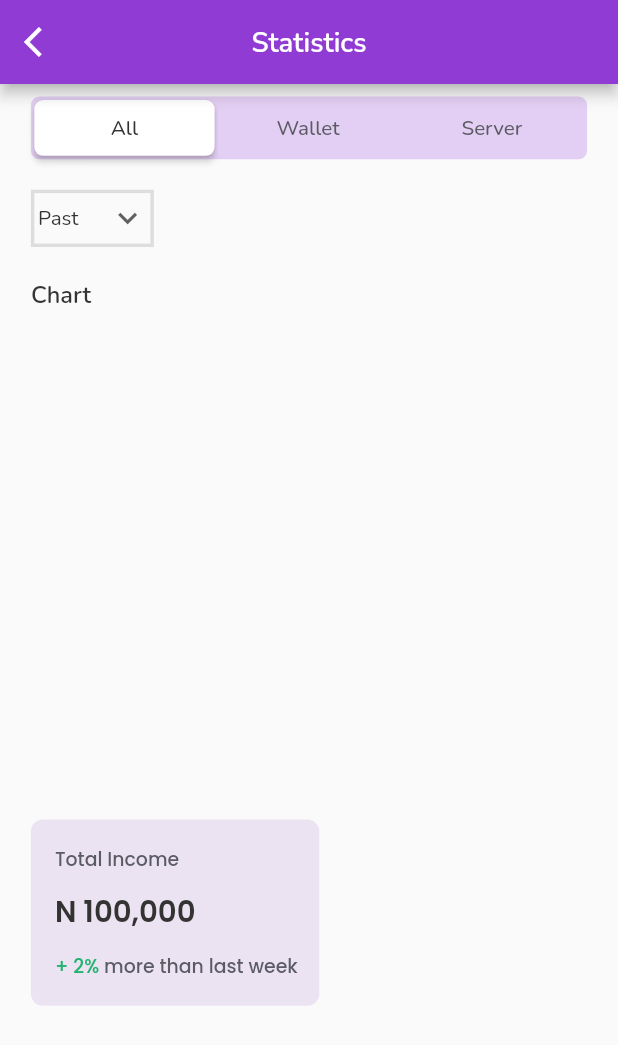
After one commit to Ire-oluwa/smecloud_v2, a Flutter app: the Statistics screen opened by its route, on a phone screen of 412 x 824 dp. The commit adds this screen. Shown: the top 1045 px of the screen. Run offline on Flutter 3.47's test engine with Material 2 defaults, Android fonts, the phone set to English and light mode, and no system bars; our stand-ins replace carousel_slider, flutter_screenutil, flutter_svg, font_awesome_flutter, google_fonts, shared_preferences and 1 more; missing offline and left inert: platform_device_id; accounts and stored records are empty.

Commit message:
created statistics screen without the line chart

```diff
--- a/lib/constants/app_constants.dart
+++ b/lib/constants/app_constants.dart
@@ -11,6 +11,7 @@ const kInActiveBlack = Color(0xFF5B5B66);
 const kDeeperBlack = Color(0xFF000000);
 const kPurpleText = Color(0xFF7010B8);
 const kVeryLightPurple = Color(0xFFE3CFF3);
+const kNormalGreen = Color(0xFF23B371);
 const kNormal = FontWeight.w400;
 const kMedium = FontWeight.w500;
 const kSemiBold = FontWeight.w600;
--- a/lib/main.dart
+++ b/lib/main.dart
@@ -18,6 +18,7 @@ import 'package:sme_cloud_version2/screens/sign_in/sign_in.dart';
 import 'package:sme_cloud_version2/screens/sign_up/sign_up.dart';
 import 'package:sme_cloud_version2/screens/splash/final_splash.dart';
 import 'package:sme_cloud_version2/screens/splash/initial_splash.dart';
+import 'package:sme_cloud_version2/screens/statistics/statistics.dart';
 import 'package:sme_cloud_version2/screens/vend_data/vend_data.dart';
 
 void main() {
@@ -63,6 +64,7 @@ class MyApp extends StatelessWidget {
             History.id: (context) => const History(),
             AddFunds.id: (context) => const AddFunds(),
             ResetApiKey.id: (context) => const ResetApiKey(),
+            Statistics.id: (context) => const Statistics(),
             VendData.id: (context) => const VendData(),
           },
         );
--- a/lib/screens/dashboard/dashboard.dart
+++ b/lib/screens/dashboard/dashboard.dart
@@ -3,7 +3,7 @@ import 'package:sme_cloud_version2/constants/app_constants.dart';
 import 'package:sme_cloud_version2/screens/history/history.dart';
 import 'package:sme_cloud_version2/screens/home/home.dart';
 import 'package:sme_cloud_version2/screens/more/more.dart';
-import 'package:sme_cloud_version2/screens/settings/settings.dart';
+import 'package:sme_cloud_version2/screens/statistics/statistics.dart';
 import 'package:sme_cloud_version2/screens/utilities/NavBarItems/NavBarItems.dart';
 
 class Dashboard extends StatefulWidget {
@@ -18,7 +18,7 @@ class _DashboardState extends State<Dashboard> {
   final _screens = [
     const Home(),
     const History(),
-    const Settings(),
+    const Statistics(),
     const More(),
   ];
 
@@ -44,7 +44,7 @@ class _DashboardState extends State<Dashboard> {
       onTap: onItemTapped,
       items: bottomNavBarItems(),
       type: BottomNavigationBarType.fixed,
-      selectedLabelStyle: TextStyle(),
+      selectedItemColor: kPurpleTheme,
       currentIndex: _currentIndex,
     );
   }
--- a/lib/screens/history/history.dart
+++ b/lib/screens/history/history.dart
@@ -185,6 +185,7 @@ class _HistoryState extends State<History> {
             ),
             trailing: Column(
               crossAxisAlignment: CrossAxisAlignment.end,
+              mainAxisAlignment: MainAxisAlignment.center,
               children: [
                 CustomText(
                   size: 12.sp,
--- /dev/null
+++ b/lib/screens/statistics/statistics.dart
@@ -0,0 +1,259 @@
+import 'package:flutter/material.dart';
+import 'package:flutter_screenutil/flutter_screenutil.dart';
+import 'package:google_fonts/google_fonts.dart';
+import 'package:sme_cloud_version2/constants/app_constants.dart';
+import 'package:sme_cloud_version2/widgets/custom_container/custom_container.dart';
+import 'package:sme_cloud_version2/widgets/custom_elevated_button/custom_elevated_button.dart';
+import 'package:sme_cloud_version2/widgets/custom_text/custom_text.dart';
+
+class Statistics extends StatefulWidget {
+  const Statistics({Key? key}) : super(key: key);
+  static const String id = "statistics";
+
+  @override
+  State<Statistics> createState() => _StatisticsState();
+}
+
+class _StatisticsState extends State<Statistics> {
+  bool _isAllClicked = true;
+
+  bool _isWalletClicked = false;
+
+  bool _isServerClicked = false;
+
+  final _period = ["Past", "Present", "Future"];
+  late String _currentPeriod = _period.first;
+
+  @override
+  Widget build(BuildContext context) {
+    return Scaffold(
+      appBar: AppBar(
+        leading: IconButton(
+          onPressed: () {
+            Navigator.pop(context);
+          },
+          icon: const Icon(Icons.arrow_back_ios),
+        ),
+        backgroundColor: kPurpleTheme,
+        centerTitle: true,
+        title: CustomText(
+          size: 16.sp,
+          colour: kWhite,
+          text: "Statistics",
+          weight: kSemiBold,
+        ),
+      ),
+      body: SizedBox(
+        child: Padding(
+          padding: EdgeInsets.symmetric(horizontal: 18.0.w),
+          child: Column(
+            crossAxisAlignment: CrossAxisAlignment.start,
+            children: [
+              SizedBox(height: 7.h),
+              CustomContainer(
+                width: 354.w,
+                height: 35.h,
+                borderRadius: BorderRadius.circular(5.r),
+                colour: kVeryLightPurple,
+                padding: EdgeInsets.symmetric(horizontal: 2.w, vertical: 1.h),
+                child: Row(
+                  children: [
+                    _buildAll(),
+                    SizedBox(width: 2.w),
+                    _buildWallet(),
+                    SizedBox(width: 2.w),
+                    _buildServer(),
+                  ],
+                ),
+              ),
+              SizedBox(height: 17.h),
+              _dropDownButton(
+                border: Border(
+                  left: BorderSide(width: 2.w, color: const Color(0xFFDDDDDD)),
+                  right: BorderSide(width: 2.w, color: const Color(0xFFDDDDDD)),
+                  top: BorderSide(width: 2.w, color: const Color(0xFFDDDDDD)),
+                  bottom:
+                      BorderSide(width: 2.w, color: const Color(0xFFDDDDDD)),
+                ),
+                onChanged: (currentPeriod) {
+                  setState(() {
+                    _currentPeriod = currentPeriod!;
+                  });
+                },
+              ),
+              SizedBox(height: 18.h),
+              CustomText(
+                size: 13.72.sp,
+                colour: kBlack,
+                text: "Chart",
+                weight: kSemiBold,
+              ),
+              SizedBox(height: 284.h, width: 355.w),
+              CustomContainer(
+                height: 104.h,
+                width: 168.w,
+                colour: const Color(0xFFECE3F2),
+                padding: EdgeInsets.only(left: 14.w, top: 14.0.h, bottom: 14.h),
+                borderRadius: BorderRadius.circular(7.r),
+                child: Column(
+                  crossAxisAlignment: CrossAxisAlignment.start,
+                  mainAxisAlignment: MainAxisAlignment.spaceBetween,
+                  children: [
+                    Text(
+                      "Total Income",
+                      style: GoogleFonts.poppins(
+                        color: const Color(0xFF5B5B66),
+                        fontSize: 11.sp,
+                        fontWeight: kMedium,
+                      ),
+                    ),
+                    Text(
+                      "N 100,000",
+                      style: GoogleFonts.poppins(
+                        color: kBlack,
+                        fontSize: 17.sp,
+                        fontWeight: kSemiBold,
+                      ),
+                    ),
+                    Row(
+                      children: [
+                        Text(
+                          "+ 2% ",
+                          style: GoogleFonts.poppins(
+                            color: kNormalGreen,
+                            fontSize: 11.sp,
+                            fontWeight: kMedium,
+                          ),
+                        ),
+                        Text(
+                          "more than last week",
+                          style: GoogleFonts.poppins(
+                            color: const Color(0xFF5B5B66),
+                            fontSize: 11.sp,
+                            fontWeight: kMedium,
+                          ),
+                        )
+                      ],
+                    ),
+                  ],
+                ),
+              ),
+            ],
+          ),
+        ),
+      ),
+    );
+  }
+
+  clickAll() {
+    setState(() {
+      _isAllClicked = true;
+      _isWalletClicked = false;
+      _isServerClicked = false;
+    });
+  }
+
+  clickWallet() {
+    setState(() {
+      _isAllClicked = false;
+      _isWalletClicked = true;
+      _isServerClicked = false;
+    });
+  }
+
+  clickServer() {
+    setState(() {
+      _isAllClicked = false;
+      _isWalletClicked = false;
+      _isServerClicked = true;
+    });
+  }
+
+  Widget _buildAll() {
+    return SizedBox(
+      height: 31.h,
+      width: 105.w,
+      child: CustomElevatedButton(
+        onClick: clickAll,
+        circularBorderRadius: _isAllClicked ? 5.r : 0,
+        backgroundColour: _isAllClicked ? kWhite : kTransparent,
+        elevation: _isAllClicked ? 2 : 0,
+        child: CustomText(
+          size: 12.sp,
+          colour: _isAllClicked ? kBlack : kInActiveBlack,
+          text: "All",
+        ),
+      ),
+    );
+  }
+
+  Widget _buildWallet() {
+    return SizedBox(
+      height: 31.h,
+      width: 105.w,
+      child: CustomElevatedButton(
+        onClick: clickWallet,
+        circularBorderRadius: _isWalletClicked ? 5.r : 0,
+        elevation: _isWalletClicked ? 2 : 0,
+        backgroundColour: _isWalletClicked ? kWhite : kVeryLightPurple,
+        child: CustomText(
+          size: 12.sp,
+          colour: _isWalletClicked ? kBlack : kInActiveBlack,
+          text: "Wallet",
+        ),
+      ),
+    );
+  }
+
+  Widget _buildServer() {
+    return SizedBox(
+      height: 31.h,
+      width: 105.w,
+      child: CustomElevatedButton(
+        onClick: clickServer,
+        circularBorderRadius: _isServerClicked ? 5.r : 0,
+        elevation: _isServerClicked ? 2 : 0,
+        backgroundColour: _isServerClicked ? kWhite : kVeryLightPurple,
+        child: CustomText(
+          size: 12.sp,
+          colour: _isServerClicked ? kBlack : kInActiveBlack,
+          text: "Server",
+        ),
+      ),
+    );
+  }
+
+  getDropdownItem() {
+    return _period
+        .map(
+          (e) => DropdownMenuItem(
+            value: e,
+            child: CustomText(
+              size: 12.sp,
+              colour: kBlack,
+              text: e,
+            ),
+          ),
+        )
+        .toList();
+  }
+
+  Widget _dropDownButton({onChanged, border}) {
+    return CustomContainer(
+      height: 32.h,
+      width: 71.62.w,
+      border: border,
+      child: Center(
+        child: DropdownButton(
+          items: getDropdownItem(),
+          onChanged: onChanged,
+          borderRadius: BorderRadius.circular(5.r),
+          autofocus: true,
+          value: _currentPeriod,
+          underline: Container(),
+          icon: Icon(Icons.keyboard_arrow_down_sharp, size: 22.sp),
+        ),
+      ),
+    );
+  }
+}
--- a/lib/screens/utilities/NavBarItems/NavBarItems.dart
+++ b/lib/screens/utilities/NavBarItems/NavBarItems.dart
@@ -24,7 +24,7 @@ class NavBarItem {
           FontAwesomeIcons.gear,
           size: 16.sp,
         ),
-        "Settings",
+        "Statistics",
       ),
       NavBarItem(
         SvgPicture.asset("assets/dashboard_svg_images/more_icon.svg"),
```
